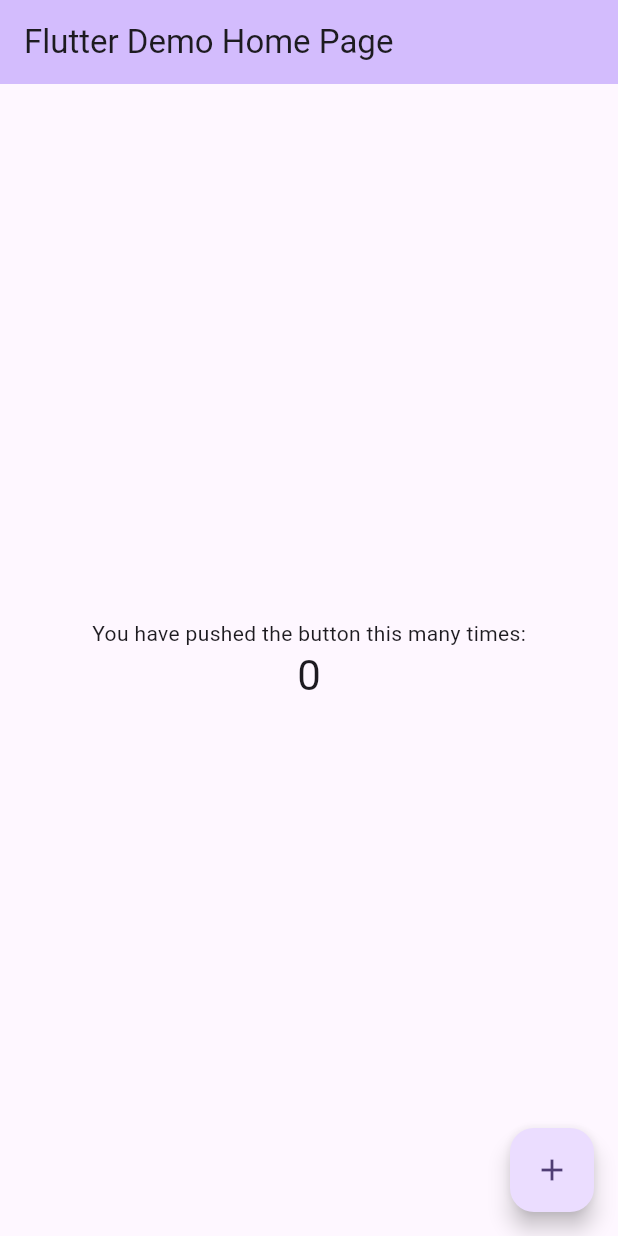
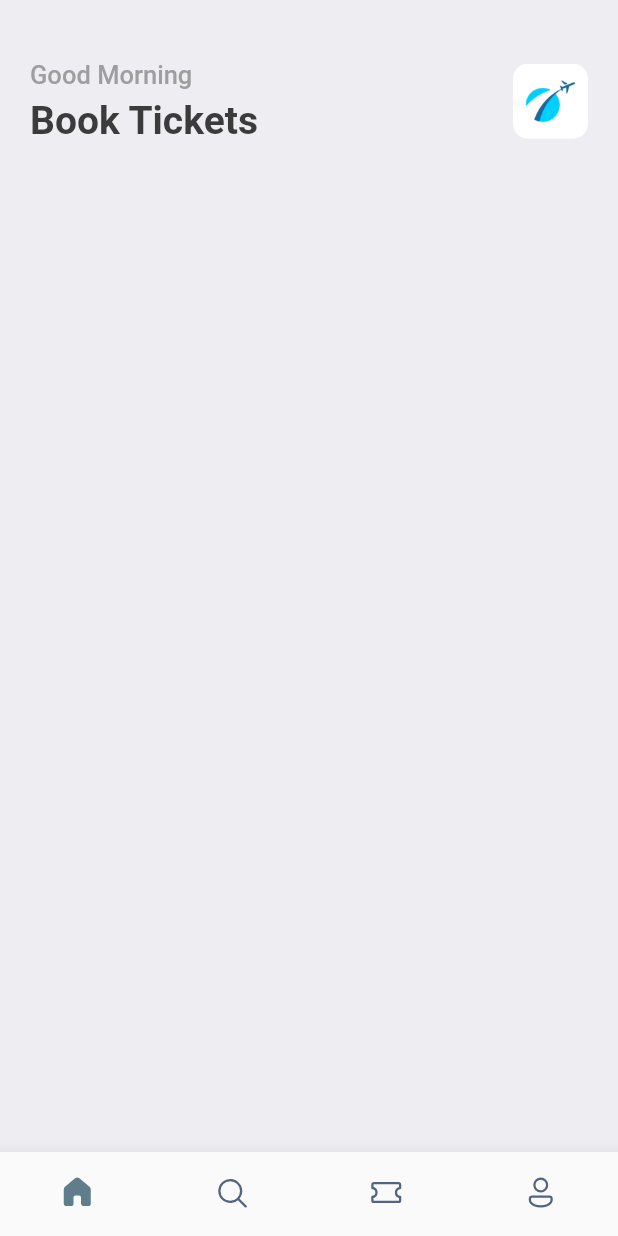
Before and after one commit to RohitBajracharya/Ticket_Booking_App, a Flutter app: the screen it shows after launch, on a phone screen of 412 x 824 dp. Run offline on Flutter 3.47's test engine with Material 2 defaults, Android fonts, the light colour scheme and no system bars; our stand-ins replace fluentui_icons, gap.

Commit message:
Bottom navbar and gm text added

```diff
--- a/lib/main.dart
+++ b/lib/main.dart
@@ -1,125 +1,23 @@
 import 'package:flutter/material.dart';
+import 'package:ticket_system/screens/bottom_bar.dart';
+import 'package:ticket_system/utils/app_styles.dart';
 
 void main() {
-  runApp(const MyApp());
+  runApp(const MyWidget());
 }
 
-class MyApp extends StatelessWidget {
-  const MyApp({super.key});
+class MyWidget extends StatelessWidget {
+  const MyWidget({super.key});
 
-  // This widget is the root of your application.
   @override
   Widget build(BuildContext context) {
     return MaterialApp(
-      title: 'Flutter Demo',
+      title: 'Ticket System',
       theme: ThemeData(
-        // This is the theme of your application.
-        //
-        // TRY THIS: Try running your application with "flutter run". You'll see
-        // the application has a blue toolbar. Then, without quitting the app,
-        // try changing the seedColor in the colorScheme below to Colors.green
-        // and then invoke "hot reload" (save your changes or press the "hot
-        // reload" button in a Flutter-supported IDE, or press "r" if you used
-        // the command line to start the app).
-        //
-        // Notice that the counter didn't reset back to zero; the application
-        // state is not lost during the reload. To reset the state, use hot
-        // restart instead.
-        //
-        // This works for code too, not just values: Most code changes can be
-        // tested with just a hot reload.
-        colorScheme: ColorScheme.fromSeed(seedColor: Colors.deepPurple),
-        useMaterial3: true,
+        primaryColor: primary,
       ),
-      home: const MyHomePage(title: 'Flutter Demo Home Page'),
+      home: const BottomBar(),
+      debugShowCheckedModeBanner: false,
     );
   }
 }
-
-class MyHomePage extends StatefulWidget {
-  const MyHomePage({super.key, required this.title});
-
-  // This widget is the home page of your application. It is stateful, meaning
-  // that it has a State object (defined below) that contains fields that affect
-  // how it looks.
-
-  // This class is the configuration for the state. It holds the values (in this
-  // case the title) provided by the parent (in this case the App widget) and
-  // used by the build method of the State. Fields in a Widget subclass are
-  // always marked "final".
-
-  final String title;
-
-  @override
-  State<MyHomePage> createState() => _MyHomePageState();
-}
-
-class _MyHomePageState extends State<MyHomePage> {
-  int _counter = 0;
-
-  void _incrementCounter() {
-    setState(() {
-      // This call to setState tells the Flutter framework that something has
-      // changed in this State, which causes it to rerun the build method below
-      // so that the display can reflect the updated values. If we changed
-      // _counter without calling setState(), then the build method would not be
-      // called again, and so nothing would appear to happen.
-      _counter++;
-    });
-  }
-
-  @override
-  Widget build(BuildContext context) {
-    // This method is rerun every time setState is called, for instance as done
-    // by the _incrementCounter method above.
-    //
-    // The Flutter framework has been optimized to make rerunning build methods
-    // fast, so that you can just rebuild anything that needs updating rather
-    // than having to individually change instances of widgets.
-    return Scaffold(
-      appBar: AppBar(
-        // TRY THIS: Try changing the color here to a specific color (to
-        // Colors.amber, perhaps?) and trigger a hot reload to see the AppBar
-        // change color while the other colors stay the same.
-        backgroundColor: Theme.of(context).colorScheme.inversePrimary,
-        // Here we take the value from the MyHomePage object that was created by
-        // the App.build method, and use it to set our appbar title.
-        title: Text(widget.title),
-      ),
-      body: Center(
-        // Center is a layout widget. It takes a single child and positions it
-        // in the middle of the parent.
-        child: Column(
-          // Column is also a layout widget. It takes a list of children and
-          // arranges them vertically. By default, it sizes itself to fit its
-          // children horizontally, and tries to be as tall as its parent.
-          //
-          // Column has various properties to control how it sizes itself and
-          // how it positions its children. Here we use mainAxisAlignment to
-          // center the children vertically; the main axis here is the vertical
-          // axis because Columns are vertical (the cross axis would be
-          // horizontal).
-          //
-          // TRY THIS: Invoke "debug painting" (choose the "Toggle Debug Paint"
-          // action in the IDE, or press "p" in the console), to see the
-          // wireframe for each widget.
-          mainAxisAlignment: MainAxisAlignment.center,
-          children: <Widget>[
-            const Text(
-              'You have pushed the button this many times:',
-            ),
-            Text(
-              '$_counter',
-              style: Theme.of(context).textTheme.headlineMedium,
-            ),
-          ],
-        ),
-      ),
-      floatingActionButton: FloatingActionButton(
-        onPressed: _incrementCounter,
-        tooltip: 'Increment',
-        child: const Icon(Icons.add),
-      ), // This trailing comma makes auto-formatting nicer for build methods.
-    );
-  }
-}
--- /dev/null
+++ b/lib/screens/bottom_bar.dart
@@ -0,0 +1,71 @@
+import 'package:fluentui_icons/fluentui_icons.dart';
+import 'package:flutter/material.dart';
+import 'package:ticket_system/screens/home_screen.dart';
+
+class BottomBar extends StatefulWidget {
+  const BottomBar({super.key});
+
+  @override
+  State<BottomBar> createState() => _BottomBarState();
+}
+
+class _BottomBarState extends State<BottomBar> {
+  int _selectedIndex = 0;
+  static final List<Widget> _widgetOptions = <Widget>[
+    const HomeScreen(),
+    const Text("Search"),
+    const Text("Tickets"),
+    const Text("Profile"),
+  ];
+  void _onItemTapped(int index) {
+    setState(() {
+      _selectedIndex = index;
+    });
+  }
+
+  @override
+  Widget build(BuildContext context) {
+    return Scaffold(
+      body: Center(
+        child: _widgetOptions[_selectedIndex],
+      ),
+      //bottom navigation bar
+      bottomNavigationBar: BottomNavigationBar(
+        type: BottomNavigationBarType.fixed,
+        currentIndex: _selectedIndex,
+        onTap: _onItemTapped,
+        elevation: 10,
+        showSelectedLabels: false,
+        showUnselectedLabels: false,
+        selectedItemColor: Colors.blueGrey,
+        unselectedItemColor: const Color(0xFF526480),
+        items: const [
+          //home icon
+          BottomNavigationBarItem(
+            label: "Home",
+            icon: Icon(FluentSystemIcons.ic_fluent_home_regular),
+            activeIcon: Icon(FluentSystemIcons.ic_fluent_home_filled),
+          ),
+          //search icon
+          BottomNavigationBarItem(
+            label: "Search",
+            icon: Icon(FluentSystemIcons.ic_fluent_search_regular),
+            activeIcon: Icon(FluentSystemIcons.ic_fluent_search_filled),
+          ),
+          //ticket icon
+          BottomNavigationBarItem(
+            label: "Ticket",
+            icon: Icon(FluentSystemIcons.ic_fluent_ticket_regular),
+            activeIcon: Icon(FluentSystemIcons.ic_fluent_ticket_filled),
+          ),
+          //profile icon
+          BottomNavigationBarItem(
+            label: "Profile",
+            icon: Icon(FluentSystemIcons.ic_fluent_person_regular),
+            activeIcon: Icon(FluentSystemIcons.ic_fluent_person_filled),
+          ),
+        ],
+      ),
+    );
+  }
+}
--- /dev/null
+++ b/lib/screens/home_screen.dart
@@ -0,0 +1,60 @@
+import 'package:flutter/material.dart';
+import 'package:gap/gap.dart';
+import 'package:ticket_system/utils/app_styles.dart';
+
+class HomeScreen extends StatelessWidget {
+  const HomeScreen({super.key});
+
+  @override
+  Widget build(BuildContext context) {
+    return Scaffold(
+      backgroundColor: Styles.bgColor,
+      body: ListView(
+        children: [
+          Container(
+            padding: const EdgeInsets.symmetric(horizontal: 20),
+            child: Column(
+              children: [
+                const Gap(40),
+                Row(
+                  mainAxisAlignment: MainAxisAlignment.spaceBetween,
+                  children: [
+                    //good morning and book ticket text
+                    Column(
+                      crossAxisAlignment: CrossAxisAlignment.start,
+                      children: [
+                        Text(
+                          "Good Morning",
+                          style: Styles.headLineStyle3,
+                        ),
+                        const Gap(5),
+                        Text(
+                          "Book Tickets",
+                          style: Styles.headLineStyle1,
+                        ),
+                      ],
+                    ),
+                    //image
+                    Container(
+                      height: 50,
+                      width: 50,
+                      decoration: BoxDecoration(
+                        borderRadius: BorderRadius.circular(10),
+                        image: const DecorationImage(
+                          fit: BoxFit.fitHeight,
+                          image: AssetImage(
+                            ("assets/images/img_1.png"),
+                          ),
+                        ),
+                      ),
+                    ),
+                  ],
+                ),
+              ],
+            ),
+          )
+        ],
+      ),
+    );
+  }
+}
--- /dev/null
+++ b/lib/utils/app_styles.dart
@@ -0,0 +1,35 @@
+import 'package:flutter/material.dart';
+
+Color primary = const Color(0xFF687daf);
+
+class Styles {
+  static Color primaryColor = primary;
+  static Color textColor = const Color(0xFF3b3b3b);
+  static Color bgColor = const Color(0xFFeeedf2);
+  static Color orangeColor = const Color(0xFF526799);
+  static TextStyle textStyle = TextStyle(
+    fontSize: 16,
+    color: textColor,
+    fontWeight: FontWeight.w500,
+  );
+  static TextStyle headLineStyle1 = TextStyle(
+    fontSize: 26,
+    color: textColor,
+    fontWeight: FontWeight.bold,
+  );
+  static TextStyle headLineStyle2 = TextStyle(
+    fontSize: 21,
+    color: textColor,
+    fontWeight: FontWeight.bold,
+  );
+  static TextStyle headLineStyle3 = TextStyle(
+    fontSize: 17,
+    color: Colors.grey.shade500,
+    fontWeight: FontWeight.w500,
+  );
+  static TextStyle headLineStyle4 = TextStyle(
+    fontSize: 14,
+    color: Colors.grey.shade500,
+    fontWeight: FontWeight.w500,
+  );
+}
```
Also changed, not shown: pubspec.yaml (+4 -3 lines), assets/images/img.png (added), assets/images/img_1.png (added), assets/images/one.png (added), assets/images/sit.jpg (added), assets/images/three.png (added), assets/images/two.png (added), assets/images/visa.png (added), pubspec.lock, 1 other file.
